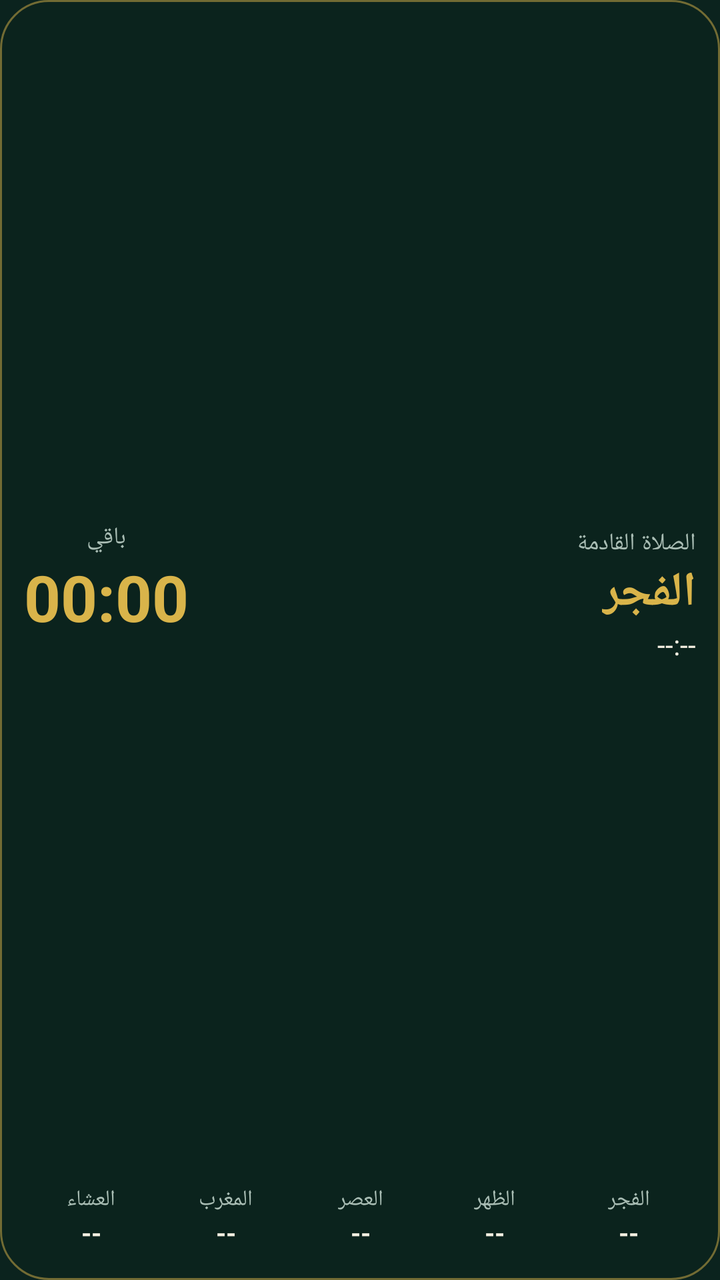
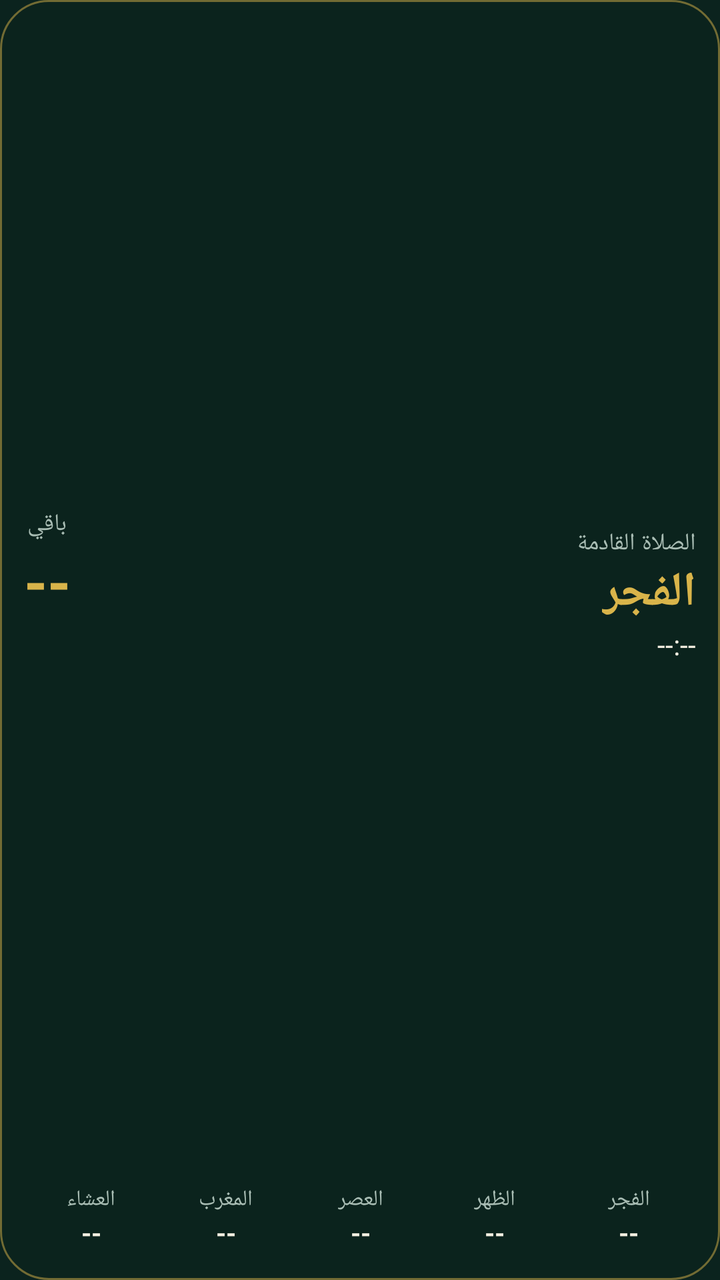

The first picture is an Android layout as it rendered before a commit; the second is the same layout after the commit. The layout source and the unified diff follow.
<!-- AndroidManifest.xml: application theme AppTheme -->
<!-- res/layout/widget_prayer.xml -->
<?xml version="1.0" encoding="utf-8"?>
<LinearLayout xmlns:android="http://schemas.android.com/apk/res/android"
    android:id="@+id/w_root"
    android:layout_width="match_parent"
    android:layout_height="match_parent"
    android:orientation="vertical"
    android:layoutDirection="rtl"
    android:background="@drawable/widget_bg"
    android:padding="12dp">

    <LinearLayout
        android:layout_width="match_parent"
        android:layout_height="0dp"
        android:layout_weight="1"
        android:gravity="center_vertical"
        android:orientation="horizontal">

        <LinearLayout
            android:layout_width="0dp"
            android:layout_height="wrap_content"
            android:layout_weight="1"
            android:orientation="vertical">

            <TextView
                android:id="@+id/w_label"
                android:layout_width="wrap_content"
                android:layout_height="wrap_content"
                android:text="الصلاة القادمة"
                android:textColor="#FFA9BDB4"
                android:textSize="12sp" />

            <TextView
                android:id="@+id/w_next_name"
                android:layout_width="wrap_content"
                android:layout_height="wrap_content"
                android:text="الفجر"
                android:textColor="#FFD9B44A"
                android:textSize="24sp"
                android:textStyle="bold" />

            <TextView
                android:id="@+id/w_next_time"
                android:layout_width="wrap_content"
                android:layout_height="wrap_content"
                android:text="--:--"
                android:textColor="#FFF4EFE1"
                android:textSize="14sp" />
        </LinearLayout>

        <LinearLayout
            android:layout_width="wrap_content"
            android:layout_height="wrap_content"
            android:gravity="center"
            android:orientation="vertical">

            <TextView
                android:layout_width="wrap_content"
                android:layout_height="wrap_content"
                android:text="باقي"
                android:textColor="#FFA9BDB4"
                android:textSize="12sp" />

            <Chronometer
                android:id="@+id/w_chrono"
                android:layout_width="wrap_content"
                android:layout_height="wrap_content"
                android:textColor="#FFD9B44A"
                android:textSize="32sp"
                android:textStyle="bold" />

            <TextView
                android:id="@+id/w_hijri"
                android:layout_width="wrap_content"
                android:layout_height="wrap_content"
                android:textColor="#FFA9BDB4"
                android:textSize="11sp" />
        </LinearLayout>
    </LinearLayout>

    <LinearLayout
        android:layout_width="match_parent"
        android:layout_height="wrap_content"
        android:layout_marginTop="6dp"
        android:orientation="horizontal">

        <LinearLayout android:id="@+id/w_c0" android:layout_width="0dp" android:layout_height="wrap_content" android:layout_weight="1" android:gravity="center" android:orientation="vertical" android:padding="3dp">
            <TextView android:id="@+id/w_n0" android:layout_width="wrap_content" android:layout_height="wrap_content" android:text="الفجر" android:textColor="#FFA9BDB4" android:textSize="11sp" />
            <TextView android:id="@+id/w_t0" android:layout_width="wrap_content" android:layout_height="wrap_content" android:text="--" android:textColor="#FFF4EFE1" android:textSize="13sp" android:textStyle="bold" />
        </LinearLayout>
        <LinearLayout android:id="@+id/w_c1" android:layout_width="0dp" android:layout_height="wrap_content" android:layout_weight="1" android:gravity="center" android:orientation="vertical" android:padding="3dp">
            <TextView android:id="@+id/w_n1" android:layout_width="wrap_content" android:layout_height="wrap_content" android:text="الظهر" android:textColor="#FFA9BDB4" android:textSize="11sp" />
            <TextView android:id="@+id/w_t1" android:layout_width="wrap_content" android:layout_height="wrap_content" android:text="--" android:textColor="#FFF4EFE1" android:textSize="13sp" android:textStyle="bold" />
        </LinearLayout>
        <LinearLayout android:id="@+id/w_c2" android:layout_width="0dp" android:layout_height="wrap_content" android:layout_weight="1" android:gravity="center" android:orientation="vertical" android:padding="3dp">
            <TextView android:id="@+id/w_n2" android:layout_width="wrap_content" android:layout_height="wrap_content" android:text="العصر" android:textColor="#FFA9BDB4" android:textSize="11sp" />
            <TextView android:id="@+id/w_t2" android:layout_width="wrap_content" android:layout_height="wrap_content" android:text="--" android:textColor="#FFF4EFE1" android:textSize="13sp" android:textStyle="bold" />
        </LinearLayout>
        <LinearLayout android:id="@+id/w_c3" android:layout_width="0dp" android:layout_height="wrap_content" android:layout_weight="1" android:gravity="center" android:orientation="vertical" android:padding="3dp">
            <TextView android:id="@+id/w_n3" android:layout_width="wrap_content" android:layout_height="wrap_content" android:text="المغرب" android:textColor="#FFA9BDB4" android:textSize="11sp" />
            <TextView android:id="@+id/w_t3" android:layout_width="wrap_content" android:layout_height="wrap_content" android:text="--" android:textColor="#FFF4EFE1" android:textSize="13sp" android:textStyle="bold" />
        </LinearLayout>
        <LinearLayout android:id="@+id/w_c4" android:layout_width="0dp" android:layout_height="wrap_content" android:layout_weight="1" android:gravity="center" android:orientation="vertical" android:padding="3dp">
            <TextView android:id="@+id/w_n4" android:layout_width="wrap_content" android:layout_height="wrap_content" android:text="العشاء" android:textColor="#FFA9BDB4" android:textSize="11sp" />
            <TextView android:id="@+id/w_t4" android:layout_width="wrap_content" android:layout_height="wrap_content" android:text="--" android:textColor="#FFF4EFE1" android:textSize="13sp" android:textStyle="bold" />
        </LinearLayout>
    </LinearLayout>
</LinearLayout>
<!-- resources referenced by this layout -->
<resources>
  <!-- drawable widget_bg (drawable) -->
  <?xml version="1.0" encoding="utf-8"?>
  <shape xmlns:android="http://schemas.android.com/apk/res/android" android:shape="rectangle">
      <solid android:color="#EB0B231E" />
      <corners android:radius="24dp" />
      <stroke android:width="1dp" android:color="#80D9B44A" />
  </shape>
  <style name="AppTheme" parent="@android:style/Theme.Material.NoActionBar">
          <item name="android:windowBackground">@color/bg</item>
          <item name="android:statusBarColor">@color/bg</item>
          <item name="android:navigationBarColor">@color/bg</item>
          <item name="android:colorAccent">@color/gold</item>
          <item name="android:colorPrimary">@color/card</item>
      </style>
  <color name="bg">#FF0B231E</color>
  <color name="gold">#FFD9B44A</color>
  <color name="card">#FF143A31</color>
</resources>

<!-- the commit's change to res/layout/widget_prayer.xml (unified diff, before → after) -->
@@ -60,13 +60,22 @@
                 android:textColor="#FFA9BDB4"
                 android:textSize="12sp" />
 
-            <Chronometer
-                android:id="@+id/w_chrono"
+            <TextView
+                android:id="@+id/w_countdown"
                 android:layout_width="wrap_content"
                 android:layout_height="wrap_content"
+                android:gravity="center"
+                android:text="--"
                 android:textColor="#FFD9B44A"
-                android:textSize="32sp"
+                android:textSize="30sp"
                 android:textStyle="bold" />
+
+            <TextView
+                android:id="@+id/w_moon"
+                android:layout_width="wrap_content"
+                android:layout_height="wrap_content"
+                android:textColor="#FFF4EFE1"
+                android:textSize="12sp" />
 
             <TextView
                 android:id="@+id/w_hijri"
